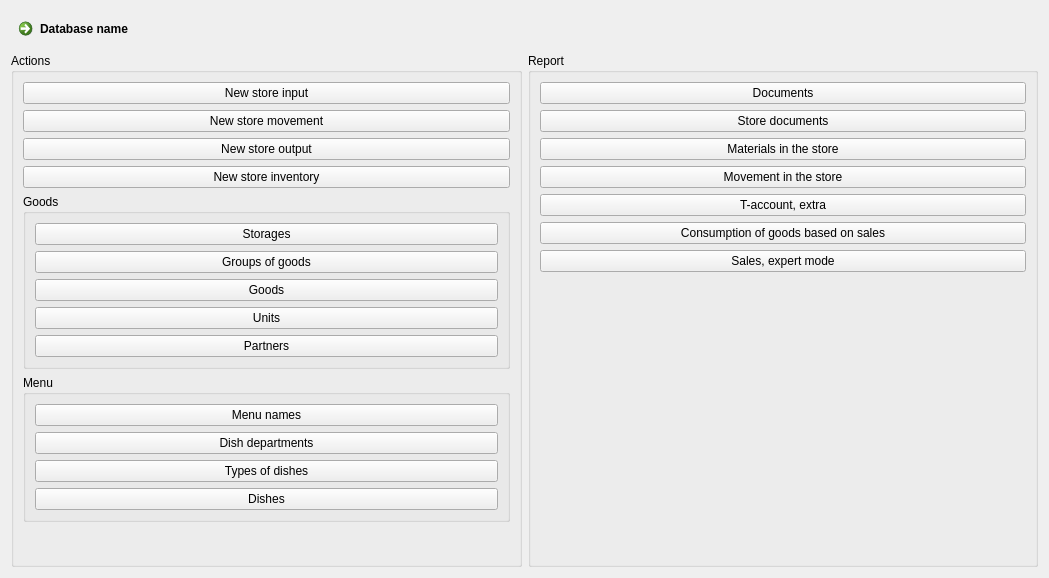
Qt form FrontDesk/c5welcomepage.ui (End1-1/Cafe5) before a commit.
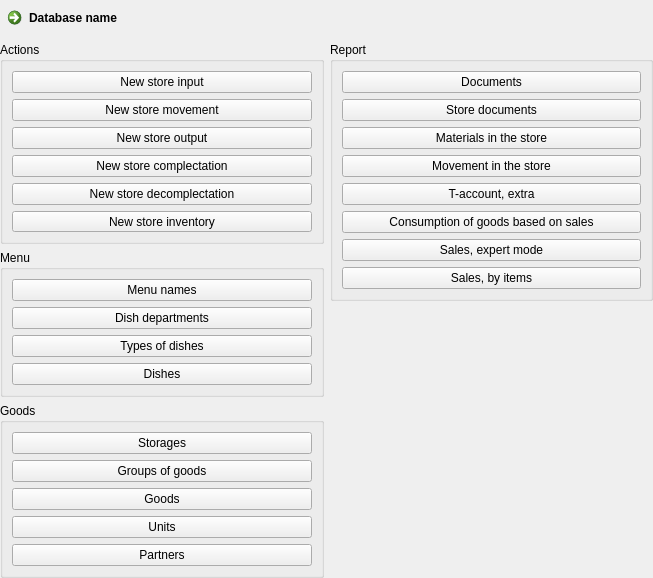
The same form after that commit. Icons and pictures are not drawn.

Patch:
```diff
--- a/FrontDesk/c5welcomepage.ui
+++ b/FrontDesk/c5welcomepage.ui
@@ -6,7 +6,7 @@
    <rect>
     <x>0</x>
     <y>0</y>
-    <width>1049</width>
+    <width>653</width>
     <height>578</height>
    </rect>
   </property>
@@ -14,54 +14,294 @@
    <string>Form</string>
   </property>
   <layout class="QGridLayout" name="gridLayout">
-   <item row="1" column="0">
-    <widget class="QGroupBox" name="grAction">
-     <property name="title">
-      <string>Actions</string>
+   <property name="leftMargin">
+    <number>0</number>
+   </property>
+   <property name="topMargin">
+    <number>0</number>
+   </property>
+   <property name="rightMargin">
+    <number>0</number>
+   </property>
+   <property name="bottomMargin">
+    <number>0</number>
+   </property>
+   <item row="0" column="0" colspan="2">
+    <widget class="QCommandLinkButton" name="btnDatabase">
+     <property name="text">
+      <string>Database name</string>
      </property>
-     <layout class="QVBoxLayout" name="verticalLayout">
+    </widget>
+   </item>
+   <item row="2" column="1">
+    <widget class="QWidget" name="widget_2" native="true">
+     <layout class="QVBoxLayout" name="verticalLayout_6">
+      <property name="leftMargin">
+       <number>0</number>
+      </property>
+      <property name="topMargin">
+       <number>0</number>
+      </property>
+      <property name="rightMargin">
+       <number>0</number>
+      </property>
+      <property name="bottomMargin">
+       <number>0</number>
+      </property>
       <item>
-       <widget class="QPushButton" name="btnNewStoreInput">
-        <property name="text">
-         <string>New store input</string>
+       <widget class="QGroupBox" name="grReports">
+        <property name="title">
+         <string>Report</string>
         </property>
-        <property name="icon">
-         <iconset resource="../resources/res.qrc">
-          <normaloff>:/goods.png</normaloff>:/goods.png</iconset>
-        </property>
+        <layout class="QVBoxLayout" name="verticalLayout_2">
+         <item>
+          <widget class="QPushButton" name="btnDocs">
+           <property name="text">
+            <string>Documents</string>
+           </property>
+           <property name="icon">
+            <iconset resource="../resources/res.qrc">
+             <normaloff>:/documents.png</normaloff>:/documents.png</iconset>
+           </property>
+          </widget>
+         </item>
+         <item>
+          <widget class="QPushButton" name="btnStoreDocs">
+           <property name="text">
+            <string>Store documents</string>
+           </property>
+           <property name="icon">
+            <iconset resource="../resources/res.qrc">
+             <normaloff>:/documents.png</normaloff>:/documents.png</iconset>
+           </property>
+          </widget>
+         </item>
+         <item>
+          <widget class="QPushButton" name="btnMaterialsInStore">
+           <property name="text">
+            <string>Materials in the store</string>
+           </property>
+           <property name="icon">
+            <iconset resource="../resources/res.qrc">
+             <normaloff>:/goods.png</normaloff>:/goods.png</iconset>
+           </property>
+          </widget>
+         </item>
+         <item>
+          <widget class="QPushButton" name="btnMovementInStore">
+           <property name="text">
+            <string>Movement in the store</string>
+           </property>
+           <property name="icon">
+            <iconset resource="../resources/res.qrc">
+             <normaloff>:/goods.png</normaloff>:/goods.png</iconset>
+           </property>
+          </widget>
+         </item>
+         <item>
+          <widget class="QPushButton" name="btnTStoreExtra">
+           <property name="text">
+            <string>T-account, extra</string>
+           </property>
+           <property name="icon">
+            <iconset resource="../resources/res.qrc">
+             <normaloff>:/documents.png</normaloff>:/documents.png</iconset>
+           </property>
+          </widget>
+         </item>
+         <item>
+          <widget class="QPushButton" name="btnGoodsOutputBySales">
+           <property name="text">
+            <string>Consumption of goods based on sales</string>
+           </property>
+           <property name="icon">
+            <iconset resource="../resources/res.qrc">
+             <normaloff>:/goods.png</normaloff>:/goods.png</iconset>
+           </property>
+          </widget>
+         </item>
+         <item>
+          <widget class="QPushButton" name="btnSalesCommon">
+           <property name="text">
+            <string>Sales, expert mode</string>
+           </property>
+           <property name="icon">
+            <iconset resource="../resources/res.qrc">
+             <normaloff>:/graph.png</normaloff>:/graph.png</iconset>
+           </property>
+          </widget>
+         </item>
+         <item>
+          <widget class="QPushButton" name="btnSaleOfItems">
+           <property name="text">
+            <string>Sales, by items</string>
+           </property>
+           <property name="icon">
+            <iconset resource="../resources/res.qrc">
+             <normaloff>:/graph.png</normaloff>:/graph.png</iconset>
+           </property>
+          </widget>
+         </item>
+        </layout>
        </widget>
       </item>
       <item>
-       <widget class="QPushButton" name="btnNewStoreMovement">
-        <property name="text">
-         <string>New store movement</string>
+       <spacer name="verticalSpacer_2">
+        <property name="orientation">
+         <enum>Qt::Vertical</enum>
         </property>
-        <property name="icon">
-         <iconset resource="../resources/res.qrc">
-          <normaloff>:/goods.png</normaloff>:/goods.png</iconset>
+        <property name="sizeHint" stdset="0">
+         <size>
+          <width>20</width>
+          <height>297</height>
+         </size>
         </property>
-       </widget>
+       </spacer>
       </item>
+     </layout>
+    </widget>
+   </item>
+   <item row="2" column="0">
+    <widget class="QWidget" name="widget" native="true">
+     <layout class="QVBoxLayout" name="verticalLayout_5">
+      <property name="leftMargin">
+       <number>0</number>
+      </property>
+      <property name="topMargin">
+       <number>0</number>
+      </property>
+      <property name="rightMargin">
+       <number>0</number>
+      </property>
+      <property name="bottomMargin">
+       <number>0</number>
+      </property>
       <item>
-       <widget class="QPushButton" name="btnNewStoreOutput">
-        <property name="text">
-         <string>New store output</string>
+       <widget class="QGroupBox" name="grAction">
+        <property name="title">
+         <string>Actions</string>
         </property>
-        <property name="icon">
-         <iconset resource="../resources/res.qrc">
-          <normaloff>:/goods.png</normaloff>:/goods.png</iconset>
-        </property>
+        <layout class="QVBoxLayout" name="verticalLayout">
+         <item>
+          <widget class="QPushButton" name="btnNewStoreInput">
+           <property name="text">
+            <string>New store input</string>
+           </property>
+           <property name="icon">
+            <iconset resource="../resources/res.qrc">
+             <normaloff>:/goods.png</normaloff>:/goods.png</iconset>
+           </property>
+          </widget>
+         </item>
+         <item>
+          <widget class="QPushButton" name="btnNewStoreMovement">
+           <property name="text">
+            <string>New store movement</string>
+           </property>
+           <property name="icon">
+            <iconset resource="../resources/res.qrc">
+             <normaloff>:/goods.png</normaloff>:/goods.png</iconset>
+           </property>
+          </widget>
+         </item>
+         <item>
+          <widget class="QPushButton" name="btnNewStoreOutput">
+           <property name="text">
+            <string>New store output</string>
+           </property>
+           <property name="icon">
+            <iconset resource="../resources/res.qrc">
+             <normaloff>:/goods.png</normaloff>:/goods.png</iconset>
+           </property>
+          </widget>
+         </item>
+         <item>
+          <widget class="QPushButton" name="btnNewComplectation">
+           <property name="text">
+            <string>New store complectation</string>
+           </property>
+           <property name="icon">
+            <iconset resource="../resources/res.qrc">
+             <normaloff>:/goods.png</normaloff>:/goods.png</iconset>
+           </property>
+          </widget>
+         </item>
+         <item>
+          <widget class="QPushButton" name="btnNewStoreDecomplectation">
+           <property name="text">
+            <string>New store decomplectation</string>
+           </property>
+           <property name="icon">
+            <iconset resource="../resources/res.qrc">
+             <normaloff>:/goods.png</normaloff>:/goods.png</iconset>
+           </property>
+          </widget>
+         </item>
+         <item>
+          <widget class="QPushButton" name="btnNewStoreInventory">
+           <property name="text">
+            <string>New store inventory</string>
+           </property>
+           <property name="icon">
+            <iconset resource="../resources/res.qrc">
+             <normaloff>:/goods.png</normaloff>:/goods.png</iconset>
+           </property>
+          </widget>
+         </item>
+        </layout>
        </widget>
       </item>
       <item>
-       <widget class="QPushButton" name="btnNewStoreInventory">
-        <property name="text">
-         <string>New store inventory</string>
+       <widget class="QGroupBox" name="grMenu">
+        <property name="title">
+         <string>Menu</string>
         </property>
-        <property name="icon">
-         <iconset resource="../resources/res.qrc">
-          <normaloff>:/goods.png</normaloff>:/goods.png</iconset>
-        </property>
+        <layout class="QVBoxLayout" name="verticalLayout_4">
+         <item>
+          <widget class="QPushButton" name="btnMenuName">
+           <property name="text">
+            <string>Menu names</string>
+           </property>
+           <property name="icon">
+            <iconset resource="../resources/res.qrc">
+             <normaloff>:/menu.png</normaloff>:/menu.png</iconset>
+           </property>
+          </widget>
+         </item>
+         <item>
+          <widget class="QPushButton" name="btnDishDepts">
+           <property name="text">
+            <string>Dish departments</string>
+           </property>
+           <property name="icon">
+            <iconset resource="../resources/res.qrc">
+             <normaloff>:/menu.png</normaloff>:/menu.png</iconset>
+           </property>
+          </widget>
+         </item>
+         <item>
+          <widget class="QPushButton" name="btnTypesOfDishes">
+           <property name="text">
+            <string>Types of dishes</string>
+           </property>
+           <property name="icon">
+            <iconset resource="../resources/res.qrc">
+             <normaloff>:/menu.png</normaloff>:/menu.png</iconset>
+           </property>
+          </widget>
+         </item>
+         <item>
+          <widget class="QPushButton" name="btnDishes">
+           <property name="text">
+            <string>Dishes</string>
+           </property>
+           <property name="icon">
+            <iconset resource="../resources/res.qrc">
+             <normaloff>:/menu.png</normaloff>:/menu.png</iconset>
+           </property>
+          </widget>
+         </item>
+        </layout>
        </widget>
       </item>
       <item>
@@ -129,173 +369,14 @@
        </widget>
       </item>
       <item>
-       <widget class="QGroupBox" name="grMenu">
-        <property name="title">
-         <string>Menu</string>
-        </property>
-        <layout class="QVBoxLayout" name="verticalLayout_4">
-         <item>
-          <widget class="QPushButton" name="btnMenuName">
-           <property name="text">
-            <string>Menu names</string>
-           </property>
-           <property name="icon">
-            <iconset resource="../resources/res.qrc">
-             <normaloff>:/menu.png</normaloff>:/menu.png</iconset>
-           </property>
-          </widget>
-         </item>
-         <item>
-          <widget class="QPushButton" name="btnDishDepts">
-           <property name="text">
-            <string>Dish departments</string>
-           </property>
-           <property name="icon">
-            <iconset resource="../resources/res.qrc">
-             <normaloff>:/menu.png</normaloff>:/menu.png</iconset>
-           </property>
-          </widget>
-         </item>
-         <item>
-          <widget class="QPushButton" name="btnTypesOfDishes">
-           <property name="text">
-            <string>Types of dishes</string>
-           </property>
-           <property name="icon">
-            <iconset resource="../resources/res.qrc">
-             <normaloff>:/menu.png</normaloff>:/menu.png</iconset>
-           </property>
-          </widget>
-         </item>
-         <item>
-          <widget class="QPushButton" name="btnDishes">
-           <property name="text">
-            <string>Dishes</string>
-           </property>
-           <property name="icon">
-            <iconset resource="../resources/res.qrc">
-             <normaloff>:/menu.png</normaloff>:/menu.png</iconset>
-           </property>
-          </widget>
-         </item>
-        </layout>
-       </widget>
-      </item>
-      <item>
-       <spacer name="verticalSpacer_3">
+       <spacer name="verticalSpacer">
         <property name="orientation">
          <enum>Qt::Vertical</enum>
         </property>
         <property name="sizeHint" stdset="0">
          <size>
           <width>20</width>
-          <height>369</height>
-         </size>
-        </property>
-       </spacer>
-      </item>
-     </layout>
-    </widget>
-   </item>
-   <item row="0" column="0" colspan="2">
-    <widget class="QCommandLinkButton" name="btnDatabase">
-     <property name="text">
-      <string>Database name</string>
-     </property>
-    </widget>
-   </item>
-   <item row="1" column="1">
-    <widget class="QGroupBox" name="grReports">
-     <property name="title">
-      <string>Report</string>
-     </property>
-     <layout class="QVBoxLayout" name="verticalLayout_2">
-      <item>
-       <widget class="QPushButton" name="btnDocs">
-        <property name="text">
-         <string>Documents</string>
-        </property>
-        <property name="icon">
-         <iconset resource="../resources/res.qrc">
-          <normaloff>:/documents.png</normaloff>:/documents.png</iconset>
-        </property>
-       </widget>
-      </item>
-      <item>
-       <widget class="QPushButton" name="btnStoreDocs">
-        <property name="text">
-         <string>Store documents</string>
-        </property>
-        <property name="icon">
-         <iconset resource="../resources/res.qrc">
-          <normaloff>:/documents.png</normaloff>:/documents.png</iconset>
-        </property>
-       </widget>
-      </item>
-      <item>
-       <widget class="QPushButton" name="btnMaterialsInStore">
-        <property name="text">
-         <string>Materials in the store</string>
-        </property>
-        <property name="icon">
-         <iconset resource="../resources/res.qrc">
-          <normaloff>:/goods.png</normaloff>:/goods.png</iconset>
-        </property>
-       </widget>
-      </item>
-      <item>
-       <widget class="QPushButton" name="btnMovementInStore">
-        <property name="text">
-         <string>Movement in the store</string>
-        </property>
-        <property name="icon">
-         <iconset resource="../resources/res.qrc">
-          <normaloff>:/goods.png</normaloff>:/goods.png</iconset>
-        </property>
-       </widget>
-      </item>
-      <item>
-       <widget class="QPushButton" name="btnTStoreExtra">
-        <property name="text">
-         <string>T-account, extra</string>
-        </property>
-        <property name="icon">
-         <iconset resource="../resources/res.qrc">
-          <normaloff>:/documents.png</normaloff>:/documents.png</iconset>
-        </property>
-       </widget>
-      </item>
-      <item>
-       <widget class="QPushButton" name="btnGoodsOutputBySales">
-        <property name="text">
-         <string>Consumption of goods based on sales</string>
-        </property>
-        <property name="icon">
-         <iconset resource="../resources/res.qrc">
-          <normaloff>:/goods.png</normaloff>:/goods.png</iconset>
-        </property>
-       </widget>
-      </item>
-      <item>
-       <widget class="QPushButton" name="btnSalesCommon">
-        <property name="text">
-         <string>Sales, expert mode</string>
-        </property>
-        <property name="icon">
-         <iconset resource="../resources/res.qrc">
-          <normaloff>:/graph.png</normaloff>:/graph.png</iconset>
-        </property>
-       </widget>
-      </item>
-      <item>
-       <spacer name="verticalSpacer_2">
-        <property name="orientation">
-         <enum>Qt::Vertical</enum>
-        </property>
-        <property name="sizeHint" stdset="0">
-         <size>
-          <width>20</width>
-          <height>297</height>
+          <height>40</height>
          </size>
         </property>
        </spacer>
```
